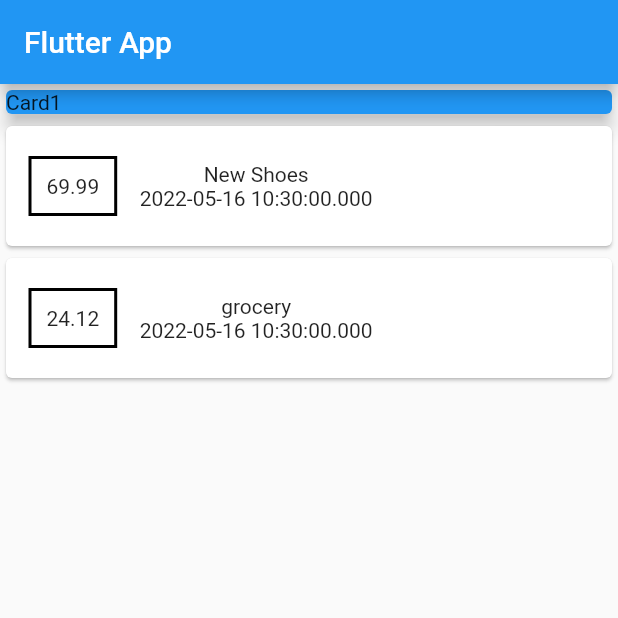
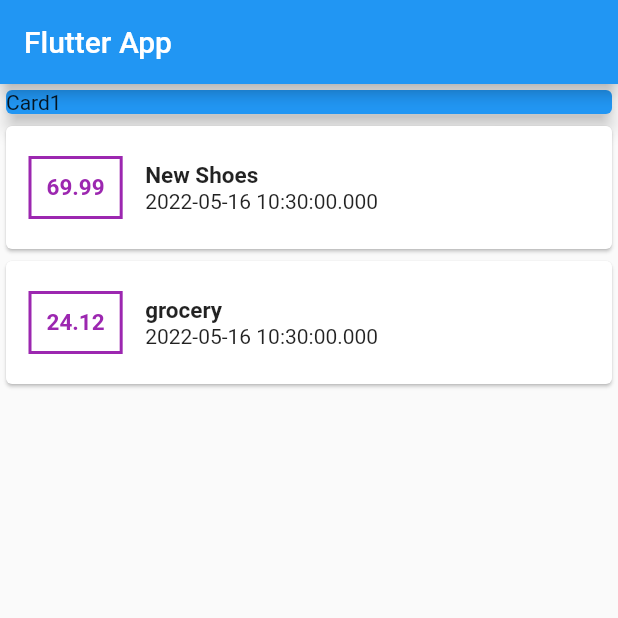
Before and after one commit to marintelli/flutter_personal_expense_app, a Flutter app: the screen it shows after launch, on a phone screen of 412 x 824 dp, the top half of it. Run offline on Flutter 3.47's test engine with Material 2 defaults, Android fonts, the phone set to English and light mode, and no system bars.

Commit message:
Styling Text

```diff
--- a/lib/main.dart
+++ b/lib/main.dart
@@ -61,15 +61,26 @@
                     Container(
                       margin:
                           EdgeInsets.symmetric(vertical: 20, horizontal: 15),
-                      child: Text(tx.amount.toString()),
+                      child: Text(
+                        tx.amount.toString(),
+                        style: TextStyle(
+                            fontWeight: FontWeight.bold,
+                            fontSize: 15,
+                            color: Colors.purple),
+                      ),
                       decoration: BoxDecoration(
-                          border: Border.all(color: Colors.black, width: 2),
-                          ),
-                          padding: EdgeInsets.all(10),
+                        border: Border.all(color: Colors.purple, width: 2),
+                      ),
+                      padding: EdgeInsets.all(10),
                     ),
                     Column(
+                      crossAxisAlignment: CrossAxisAlignment.start,
                       children: <Widget>[
-                        Text(tx.title as String),
+                        Text(
+                          tx.title as String,
+                          style: TextStyle(
+                              fontWeight: FontWeight.bold, fontSize: 15),
+                        ),
                         Text(tx.date.toString()),
                       ],
                     )
```
